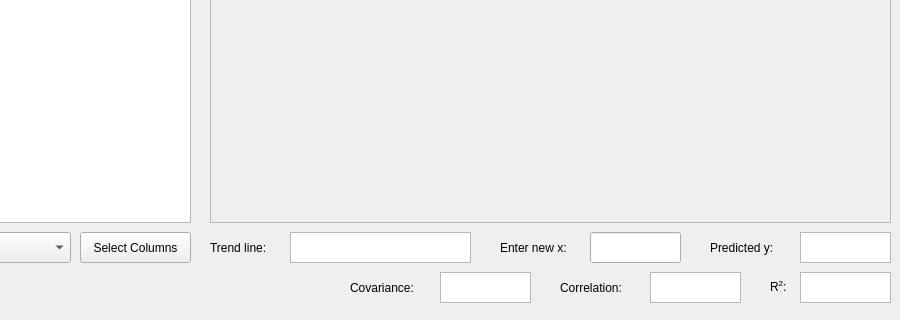
The window that tablewindow.ui (dzhi/school-regression-analysis) describes before a commit, drawn with Qt 5; both pictures show x 320 to 1220 and y 347 to 667 of the 1220 by 667 pixel window.
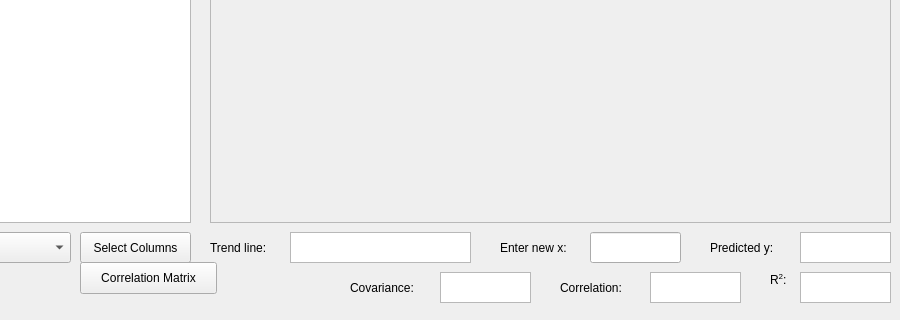
The same window after the commit. Custom widgets are drawn as their Qt base class.

Commit message: validates correlation values + adds correlation matrix button

What changed in the file:
```diff
--- a/tablewindow.ui
+++ b/tablewindow.ui
@@ -88,8 +88,8 @@
      <rect>
       <x>1090</x>
       <y>600</y>
-      <width>31</width>
-      <height>31</height>
+      <width>18</width>
+      <height>16</height>
      </rect>
     </property>
     <property name="toolTip">
@@ -281,6 +281,19 @@
      </rect>
     </property>
    </widget>
+   <widget class="QPushButton" name="correlationButton">
+    <property name="geometry">
+     <rect>
+      <x>400</x>
+      <y>590</y>
+      <width>137</width>
+      <height>32</height>
+     </rect>
+    </property>
+    <property name="text">
+     <string>Correlation Matrix</string>
+    </property>
+   </widget>
   </widget>
   <widget class="QMenuBar" name="menubar">
    <property name="geometry">
```
Left out of the diff: 2 changed lines with no effect on the pictures. The commit also changes 2 other files.
